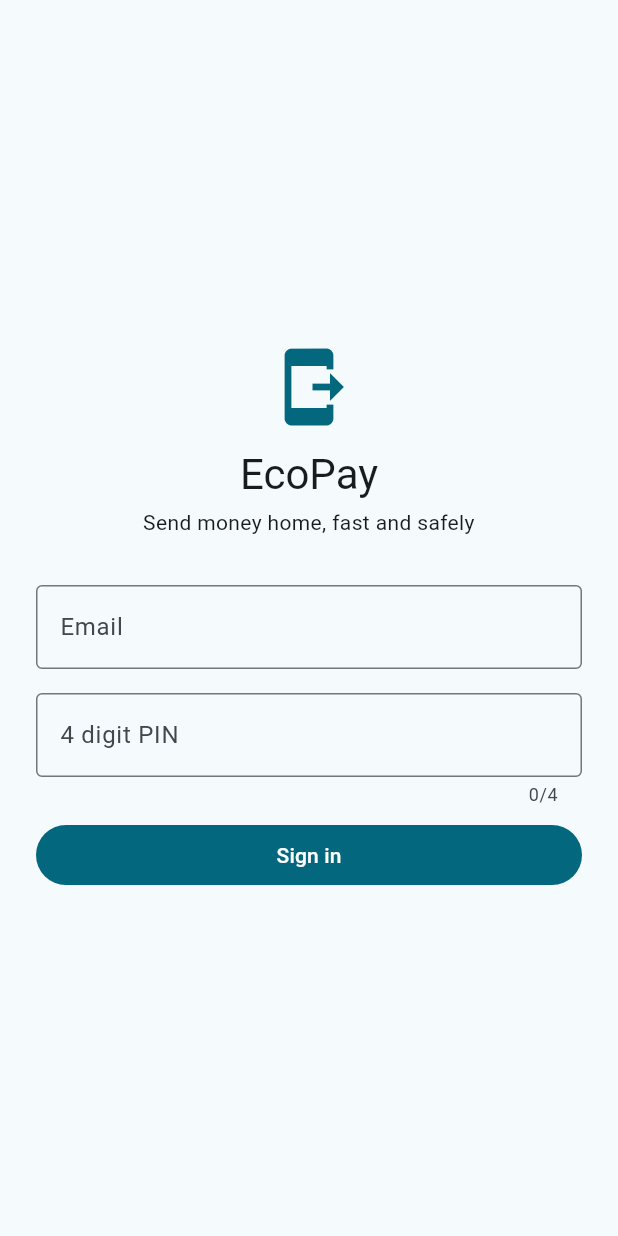
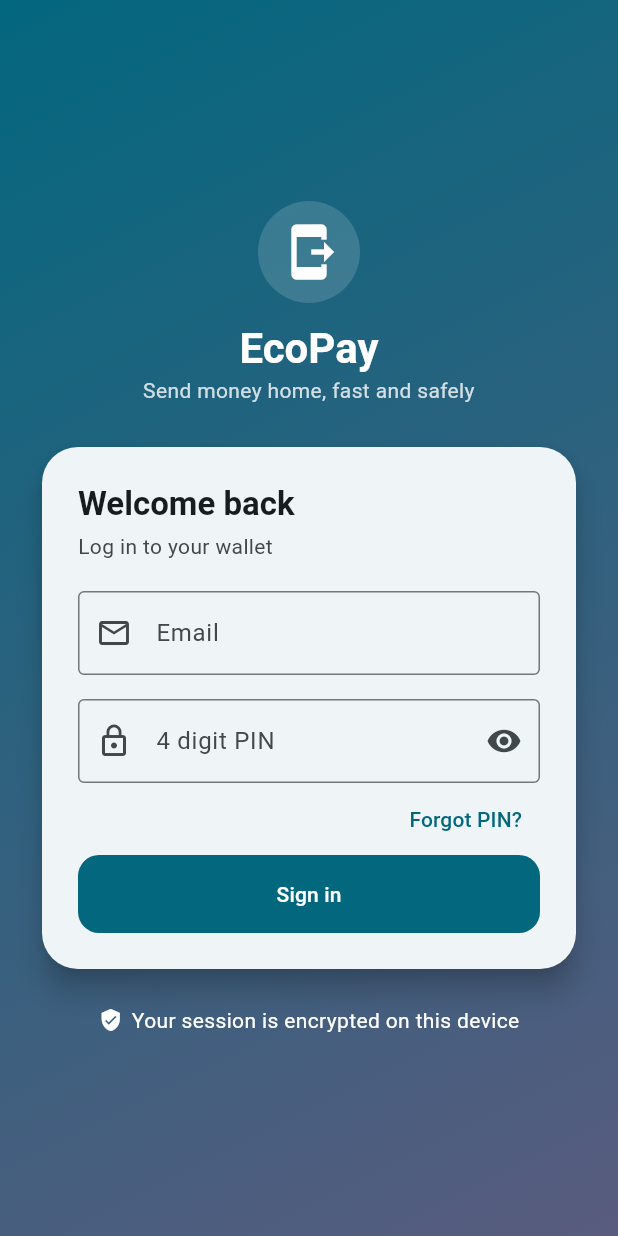
Before and after one commit to jephtahmutore/ecopay, a Flutter app: the screen it shows after launch, on a phone screen of 412 x 824 dp. Run offline on Flutter 3.47's test engine with Material 3 defaults, Android fonts, the phone set to English and light mode, and no system bars; our stand-ins replace flutter_secure_storage.

Commit message:
Update login_screen.dart

```diff
--- a/lib/screens/login_screen.dart
+++ b/lib/screens/login_screen.dart
@@ -15,6 +15,7 @@ class _LoginScreenState extends State<LoginScreen> {
   final _formKey = GlobalKey<FormState>();
   final _email = TextEditingController();
   final _pin = TextEditingController();
+  bool _showPin = false;
 
   @override
   void dispose() {
@@ -24,64 +25,172 @@ class _LoginScreenState extends State<LoginScreen> {
   }
 
   Future<void> _submit() async {
+    FocusScope.of(context).unfocus();
     if (!_formKey.currentState!.validate()) return;
     await context.read<AuthProvider>().signIn(_email.text, _pin.text);
+  }
+
+  void _forgotPin() {
+    ScaffoldMessenger.of(context).showSnackBar(
+      const SnackBar(content: Text('PIN reset is coming soon. Please contact support.')),
+    );
   }
 
   @override
   Widget build(BuildContext context) {
     final auth = context.watch<AuthProvider>();
+    final scheme = Theme.of(context).colorScheme;
+    final text = Theme.of(context).textTheme;
+
     return Scaffold(
-      body: SafeArea(
+      body: Container(
+        decoration: BoxDecoration(
+          gradient: LinearGradient(
+            begin: Alignment.topLeft,
+            end: Alignment.bottomRight,
+            colors: [scheme.primary, scheme.tertiary],
+          ),
+        ),
+        child: SafeArea(
           child: Center(
             child: SingleChildScrollView(
+              padding: const EdgeInsets.all(24),
+              child: ConstrainedBox(
+                constraints: const BoxConstraints(maxWidth: 420),
+                child: Column(
+                  crossAxisAlignment: CrossAxisAlignment.stretch,
+                  children: [
+                    // Logo and app name
+                    Center(
+                      child: Container(
+                        padding: const EdgeInsets.all(14),
+                        decoration: BoxDecoration(
+                          color: scheme.onPrimary.withValues(alpha: 0.15),
+                          shape: BoxShape.circle,
+                        ),
+                        child: Icon(Icons.send_to_mobile, size: 40, color: scheme.onPrimary),
+                      ),
+                    ),
+                    const SizedBox(height: 12),
+                    Text(
+                      'EcoPay',
+                      textAlign: TextAlign.center,
+                      style: text.headlineMedium?.copyWith(
+                        color: scheme.onPrimary,
+                        fontWeight: FontWeight.bold,
+                      ),
+                    ),
+                    Text(
+                      'Send money home, fast and safely',
+                      textAlign: TextAlign.center,
+                      style: TextStyle(color: scheme.onPrimary.withValues(alpha: 0.8)),
+                    ),
+                    const SizedBox(height: 24),
+
+                    // Login card
+                    Card(
+                      elevation: 8,
+                      shape: RoundedRectangleBorder(borderRadius: BorderRadius.circular(24)),
+                      child: Padding(
                         padding: const EdgeInsets.all(24),
                         child: Form(
                           key: _formKey,
                           child: Column(
                             crossAxisAlignment: CrossAxisAlignment.stretch,
                             children: [
-                  Icon(Icons.send_to_mobile, size: 56, color: Theme.of(context).colorScheme.primary),
-                  const SizedBox(height: 12),
-                  Text('EcoPay',
-                      textAlign: TextAlign.center,
-                      style: Theme.of(context).textTheme.headlineMedium),
+                              Text(
+                                'Welcome back',
+                                style: text.titleLarge?.copyWith(fontWeight: FontWeight.bold),
+                              ),
                               const SizedBox(height: 4),
-                  const Text('Send money home, fast and safely', textAlign: TextAlign.center),
-                  const SizedBox(height: 32),
+                              Text(
+                                'Log in to your wallet',
+                                style: TextStyle(color: scheme.onSurfaceVariant),
+                              ),
+                              const SizedBox(height: 20),
                               TextFormField(
                                 key: const Key('email'),
                                 controller: _email,
                                 keyboardType: TextInputType.emailAddress,
-                    decoration: const InputDecoration(labelText: 'Email'),
-                    validator: (v) =>
-                        AuthService.isValidEmail(v ?? '') ? null : 'Enter a valid email address',
+                                textInputAction: TextInputAction.next,
+                                autofillHints: const [AutofillHints.email],
+                                decoration: const InputDecoration(
+                                  labelText: 'Email',
+                                  prefixIcon: Icon(Icons.email_outlined),
+                                ),
+                                validator: (v) => AuthService.isValidEmail(v ?? '')
+                                    ? null
+                                    : 'Enter a valid email address',
                               ),
                               const SizedBox(height: 16),
                               TextFormField(
                                 key: const Key('pin'),
                                 controller: _pin,
-                    obscureText: true,
+                                obscureText: !_showPin,
                                 keyboardType: TextInputType.number,
+                                textInputAction: TextInputAction.done,
                                 maxLength: 4,
-                    decoration: const InputDecoration(labelText: '4 digit PIN'),
-                    validator: (v) =>
-                        AuthService.isValidPin(v ?? '') ? null : 'Your PIN must be 4 digits',
+                                onFieldSubmitted: (_) => _submit(),
+                                decoration: InputDecoration(
+                                  labelText: '4 digit PIN',
+                                  counterText: '',
+                                  prefixIcon: const Icon(Icons.lock_outline),
+                                  suffixIcon: IconButton(
+                                    tooltip: _showPin ? 'Hide PIN' : 'Show PIN',
+                                    icon: Icon(_showPin ? Icons.visibility_off : Icons.visibility),
+                                    onPressed: () => setState(() => _showPin = !_showPin),
                                   ),
-                  if (auth.error != null)
-                    Padding(
-                      padding: const EdgeInsets.only(bottom: 8),
-                      child: Text(auth.error!, style: TextStyle(color: Theme.of(context).colorScheme.error)),
                                 ),
-                  const SizedBox(height: 8),
+                                validator: (v) => AuthService.isValidPin(v ?? '')
+                                    ? null
+                                    : 'Your PIN must be 4 digits',
+                              ),
+                              Align(
+                                alignment: Alignment.centerRight,
+                                child: TextButton(
+                                  onPressed: _forgotPin,
+                                  child: const Text('Forgot PIN?'),
+                                ),
+                              ),
+                              if (auth.error != null) _ErrorBox(message: auth.error!),
                               FilledButton(
                                 key: const Key('signIn'),
+                                style: FilledButton.styleFrom(
+                                  minimumSize: const Size.fromHeight(52),
+                                  shape: RoundedRectangleBorder(
+                                    borderRadius: BorderRadius.circular(14),
+                                  ),
+                                ),
                                 onPressed: auth.busy ? null : _submit,
                                 child: auth.busy
-                        ? const SizedBox(height: 20, width: 20, child: CircularProgressIndicator(strokeWidth: 2))
+                                    ? const SizedBox(
+                                        height: 20,
+                                        width: 20,
+                                        child: CircularProgressIndicator(strokeWidth: 2),
+                                      )
                                     : const Text('Sign in'),
                               ),
                             ],
+                          ),
+                        ),
+                      ),
+                    ),
+                    const SizedBox(height: 20),
+
+                    // Security note
+                    Row(
+                      mainAxisAlignment: MainAxisAlignment.center,
+                      children: [
+                        Icon(Icons.verified_user, size: 16, color: scheme.onPrimary),
+                        const SizedBox(width: 6),
+                        Text(
+                          'Your session is encrypted on this device',
+                          style: TextStyle(color: scheme.onPrimary),
+                        ),
+                      ],
+                    ),
+                  ],
+                ),
               ),
             ),
           ),
@@ -90,3 +199,32 @@ class _LoginScreenState extends State<LoginScreen> {
     );
   }
 }
+
+/// A red box that shows sign in errors clearly.
+class _ErrorBox extends StatelessWidget {
+  const _ErrorBox({required this.message});
+
+  final String message;
+
+  @override
+  Widget build(BuildContext context) {
+    final scheme = Theme.of(context).colorScheme;
+    return Container(
+      margin: const EdgeInsets.only(bottom: 12),
+      padding: const EdgeInsets.all(12),
+      decoration: BoxDecoration(
+        color: scheme.errorContainer,
+        borderRadius: BorderRadius.circular(12),
+      ),
+      child: Row(
+        children: [
+          Icon(Icons.error_outline, color: scheme.onErrorContainer),
+          const SizedBox(width: 8),
+          Expanded(
+            child: Text(message, style: TextStyle(color: scheme.onErrorContainer)),
+          ),
+        ],
+      ),
+    );
+  }
+}
```
Lines whose indentation alone changed are shown as unchanged.
